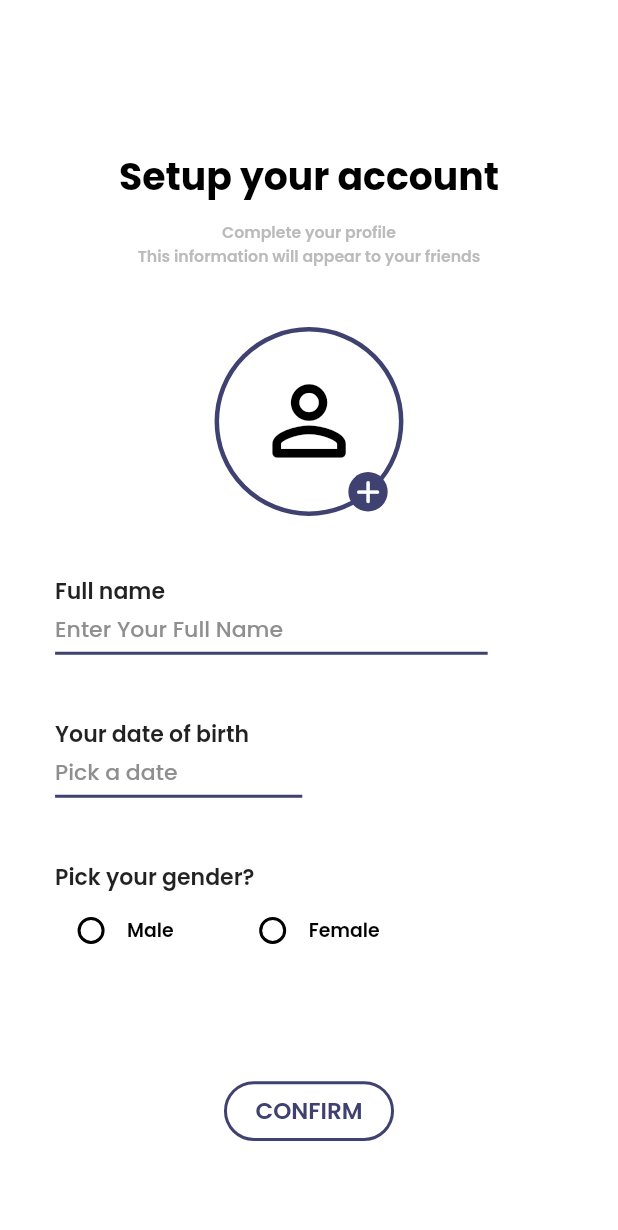
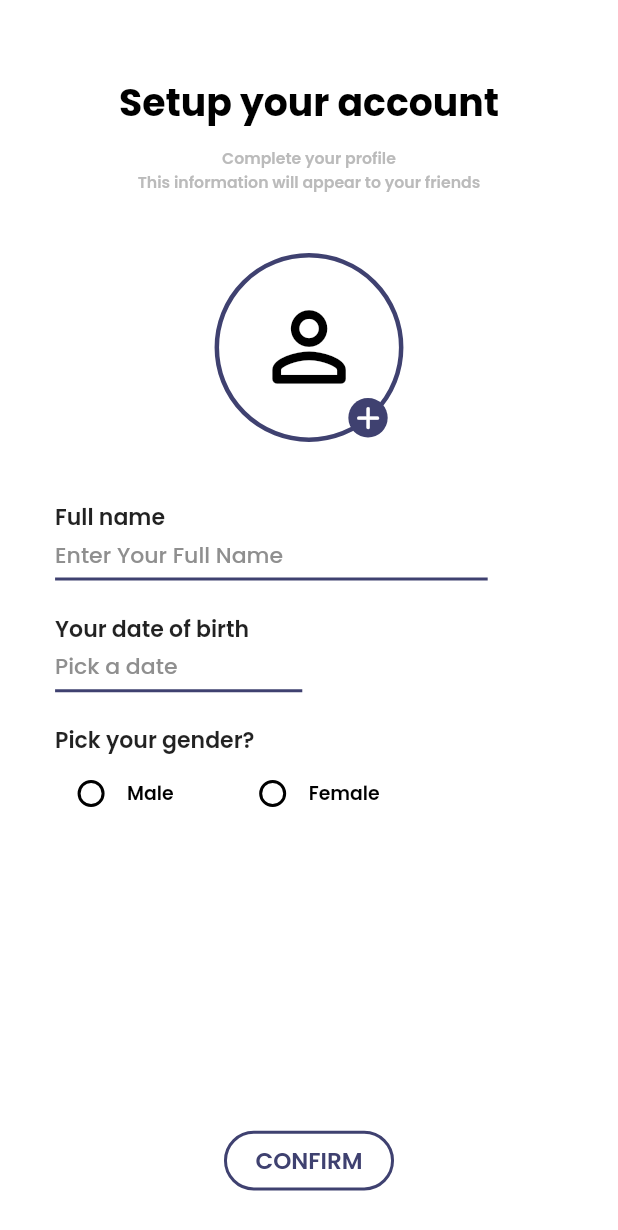
Before and after one commit to Salah-E-Messaoudi/padel, a Flutter app: the SetupAccount screen opened directly with empty values, on a phone screen of 412 x 824 dp. Shown: the top 1230 px of the screen. Run offline on Flutter 3.47's test engine with Material 2 defaults, Android fonts, the phone set to English and light mode, and no system bars; our stand-ins replace badges, cached_network_image, cloud_firestore, country_code_picker, firebase_auth, firebase_core and 20 more; missing offline and left inert: phone_number; accounts and stored records are empty; generated files the repository leaves out were written again; project files that could hold a hidden picture were left out.

Commit message:
android 1.0.0

```diff
--- a/lib/src/widgets/authentication/setup_account.dart
+++ b/lib/src/widgets/authentication/setup_account.dart
@@ -44,9 +44,9 @@ class _SetupAccountState extends State<SetupAccount> {
         child: SingleChildScrollView(
           child: Column(
             children: [
-              SizedBox(height: 100.h),
+              SizedBox(height: 50.h),
               SizedBox(
-                height: 0.75.sh,
+                height: 0.85.sh,
                 child: Column(
                   mainAxisSize: MainAxisSize.min,
                   children: [
--- a/lib/src/widgets/widget_models/custom_textformfield.dart
+++ b/lib/src/widgets/widget_models/custom_textformfield.dart
@@ -67,6 +67,7 @@ class CustomTextFormField extends StatelessWidget {
   final TextStyle? hintStyle;
   final EdgeInsetsGeometry? contentPadding;
   final void Function()? onEditingComplete;
+
   @override
   Widget build(BuildContext context) {
     InputBorder customBorder = border ??
@@ -168,7 +169,7 @@ class CustomTextFormField extends StatelessWidget {
       alignment: Alignment.topCenter,
       height: keyboardType == TextInputType.multiline || validator == null
           ? null
-          : 70.sp,
+          : 50.sp,
       child: Row(
         crossAxisAlignment: CrossAxisAlignment.start,
         mainAxisAlignment: MainAxisAlignment.start,
--- a/lib/src/widgets/widget_models/onboarding_widget.dart
+++ b/lib/src/widgets/widget_models/onboarding_widget.dart
@@ -22,7 +22,7 @@ class OnboardingWidget extends StatelessWidget {
         Center(
           child: Image(
             image: AssetImage(imagePath),
-            width: 0.85.sw,
+            width: 0.75.sw,
           ),
         ),
         SizedBox(height: 60.h),
@@ -34,6 +34,7 @@ class OnboardingWidget extends StatelessWidget {
               color: Theme.of(context).textTheme.headline1!.color,
               fontSize: 22.sp,
               fontWeight: FontWeight.bold,
+              height: 1.2,
             ),
           ),
         ),
@@ -46,6 +47,7 @@ class OnboardingWidget extends StatelessWidget {
               color: Theme.of(context).textTheme.headline2!.color,
               fontSize: 14.sp,
               fontWeight: FontWeight.w600,
+              height: 1.2,
             ),
           ),
         ),
```
Also changed, not shown: lib/src/widgets/screens/profile.dart (+5 -3 lines), 4 other files.
